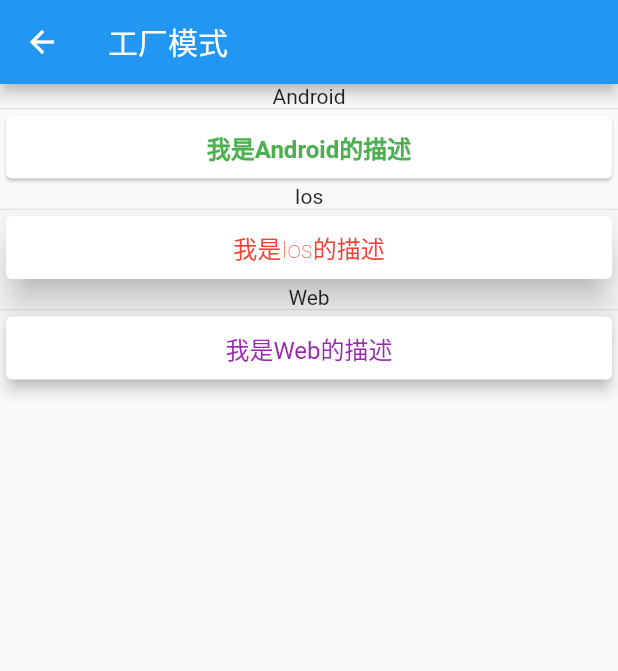
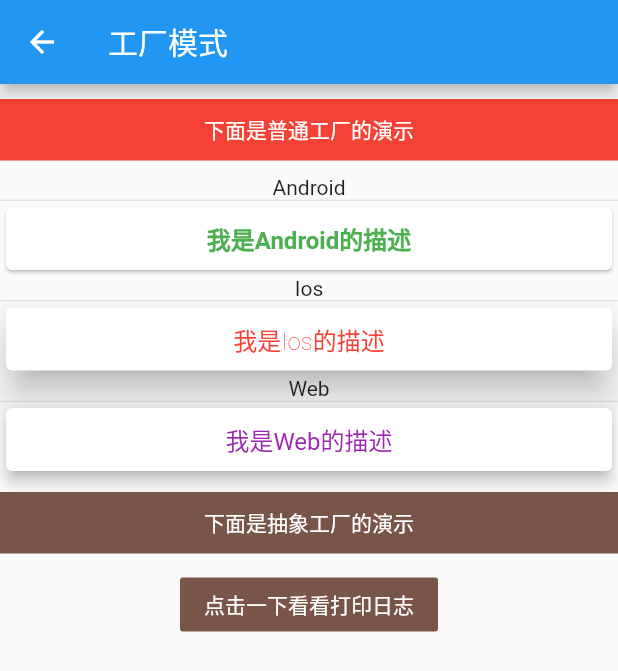
Before and after one commit to FlutterOpen/design_patterns, a Flutter app: the FactoryPage screen opened by its route, on a phone screen of 412 x 824 dp. Shown: the top 671 px of the screen. Run offline on Flutter 3.47's test engine with Material 2 defaults, Android fonts, the phone set to English and light mode, and no system bars.

Commit message:
feat(): 抽象工厂的演示

```diff
--- /dev/null
+++ b/lib/page/factory/color_concrete.dart
@@ -0,0 +1,28 @@
+/// Created by NieBin on 2020-03-16
+/// Github: https://github.com/nb312
+/// Email: niebin312@gmail.com
+
+abstract class IColor {
+  void fill();
+}
+
+class Red implements IColor {
+  @override
+  void fill() {
+    print("this color is Red");
+  }
+}
+
+class Green implements IColor {
+  @override
+  void fill() {
+    print("this color is Green");
+  }
+}
+
+class Yellow implements IColor {
+  @override
+  void fill() {
+    print("this color is Yellow");
+  }
+}
--- /dev/null
+++ b/lib/page/factory/factory_abstract.dart
@@ -0,0 +1,74 @@
+import 'package:flutter_design/page/factory/color_concrete.dart';
+import 'package:flutter_design/page/factory/shape_concrete.dart';
+
+/// Created by NieBin on 2020-03-16
+/// Github: https://github.com/nb312
+/// Email: niebin312@gmail.com
+enum ColorType { Red, Green, Yellow }
+enum ShapeType { Rectangle, Circle, Triangle }
+
+///示列 抽象工厂
+abstract class IFactory {
+  IShape getShape(ShapeType type);
+
+  IColor getColor(ColorType type);
+}
+
+class _ColorFactory implements IFactory {
+  @override
+  IColor getColor(ColorType type) {
+    switch (type) {
+      case ColorType.Green:
+        return Green();
+      case ColorType.Yellow:
+        return Yellow();
+      case ColorType.Red:
+        return Red();
+      default:
+        return Red();
+    }
+  }
+
+  @override
+  IShape getShape(ShapeType type) {
+    return null;
+  }
+}
+
+class _ShapeFactory implements IFactory {
+  @override
+  IColor getColor(ColorType type) {
+    return null;
+  }
+
+  @override
+  IShape getShape(ShapeType type) {
+    switch (type) {
+      case ShapeType.Circle:
+        return Circle();
+      case ShapeType.Rectangle:
+        return Rectangle();
+      case ShapeType.Triangle:
+        return Triangle();
+      default:
+        return Circle();
+    }
+  }
+}
+
+//选择工厂类型
+enum FType { Color, Shape }
+
+//工厂类的工厂类
+class FactoryProducer {
+  static IFactory createFactory(FType type) {
+    switch (type) {
+      case FType.Color:
+        return _ColorFactory();
+      case FType.Shape:
+        return _ShapeFactory();
+      default:
+        return _ColorFactory();
+    }
+  }
+}
--- a/lib/page/factory/factory_concrete.dart
+++ b/lib/page/factory/factory_concrete.dart
@@ -6,8 +6,9 @@
 /// Email: niebin312@gmail.com
 enum P { Android, Ios, Web }
 
+//普通工厂写法
 class DesFactory {
- static IPlatformDescribeText createPlatformText(P p) {
+  static IPlatformDescribeText createPlatformText(P p) {
     switch (p) {
       case P.Android:
         return AndroidDescribeText();
--- a/lib/page/factory/factory_page.dart
+++ b/lib/page/factory/factory_page.dart
@@ -1,5 +1,8 @@
 import 'package:flutter/material.dart';
+import 'package:flutter_design/page/factory/color_concrete.dart';
+import 'package:flutter_design/page/factory/factory_abstract.dart';
 import 'package:flutter_design/page/factory/factory_concrete.dart';
+import 'package:flutter_design/page/factory/shape_concrete.dart';
 
 import '../../constant/string_const.dart';
 
@@ -21,6 +24,17 @@
       body: Container(
         child: Column(
           children: [
+            Container(
+              color: Colors.red,
+              padding: EdgeInsets.symmetric(vertical: 10),
+              margin: EdgeInsets.symmetric(vertical: 10),
+              child: Center(
+                child: Text(
+                  "下面是普通工厂的演示",
+                  style: TextStyle(color: Colors.white),
+                ),
+              ),
+            ),
             Text("Android"),
             Divider(
               height: 1,
@@ -46,6 +60,37 @@
               constraints: BoxConstraints.expand(height: 50),
               child: DesFactory.createPlatformText(P.Web).text("我是Web的描述"),
             ),
+            Container(
+              color: Colors.brown,
+              padding: EdgeInsets.symmetric(vertical: 10),
+              margin: EdgeInsets.symmetric(vertical: 10),
+              child: Center(
+                child: Text(
+                  "下面是抽象工厂的演示",
+                  style: TextStyle(color: Colors.white),
+                ),
+              ),
+            ),
+            FlatButton(
+              child: Text(
+                "点击一下看看打印日志",
+                style: TextStyle(color: Colors.white),
+              ),
+              color: Colors.brown,
+              onPressed: () {
+                //获取颜色工厂
+                IFactory colorFactory =
+                    FactoryProducer.createFactory(FType.Color);
+                IColor color = colorFactory.getColor(ColorType.Yellow);
+                color.fill();
+
+                //创建形状的工厂实例
+                IFactory shapeFactory =
+                    FactoryProducer.createFactory(FType.Shape);
+                IShape shape = shapeFactory.getShape(ShapeType.Triangle);
+                shape.draw();
+              },
+            )
           ],
         ),
       ),
--- /dev/null
+++ b/lib/page/factory/shape_concrete.dart
@@ -0,0 +1,27 @@
+/// Created by NieBin on 2020-03-16
+/// Github: https://github.com/nb312
+/// Email: niebin312@gmail.com
+abstract class IShape {
+  void draw();
+}
+
+class Rectangle implements IShape {
+  @override
+  void draw() {
+    print("draw rectangle");
+  }
+}
+
+class Circle implements IShape {
+  @override
+  void draw() {
+    print("draw circle");
+  }
+}
+
+class Triangle implements IShape {
+  @override
+  void draw() {
+    print("draw triangle");
+  }
+}
```
